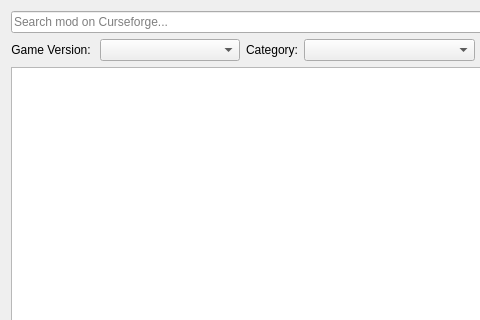
This is src/ui/curseforge/curseforgemodbrowser.ui in kaniol-lck/modmanager as Qt 5 draws it before an edit; both pictures show x 0 to 480 and y 0 to 320 of the 955 by 633 pixel window. The edited form follows.
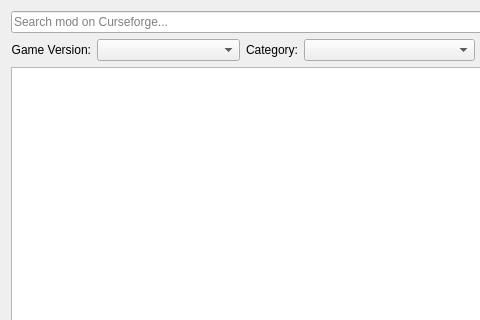
This is the edited form. Icons and pictures are not drawn.

Diff of the .ui file:
```diff
--- a/src/ui/curseforge/curseforgemodbrowser.ui
+++ b/src/ui/curseforge/curseforgemodbrowser.ui
@@ -25,7 +25,7 @@
         </sizepolicy>
        </property>
        <property name="text">
-        <string>Game Version: </string>
+        <string>Game Version:</string>
        </property>
        <property name="alignment">
         <set>Qt::AlignRight|Qt::AlignTrailing|Qt::AlignVCenter</set>
```
